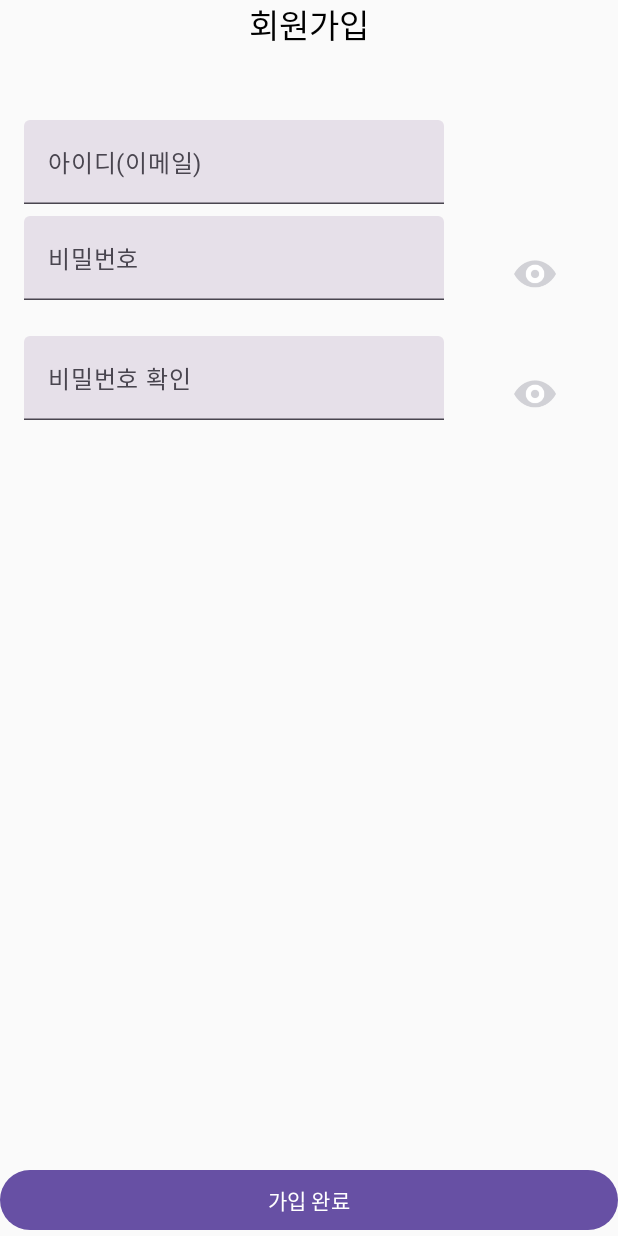
After one commit to SSUMC-7th/Android_A, an Android app built with Jetpack Compose: the SignUpActivity screen opened directly, with no data from a screen before it, on a phone screen of 412 x 824 dp. The commit adds this screen. Run offline under Robolectric (Android 15) with nearby library versions, the phone set to English and light mode, and no system bars; our stand-ins replace Firebase (no records; nobody signed in at launch, a user with empty details on screens opened directly).

Commit message:
[ike/#43] mission {feat. 회원가입, 로그인 화면 및 기능 추가}

```diff
--- a/app/build.gradle.kts
+++ b/app/build.gradle.kts
@@ -91,6 +91,7 @@ dependencies {
     // Firebase
     implementation(platform(libs.firebase.bom))
     implementation(libs.firebase.analytics)
+    implementation (libs.firebase.auth.ktx)
 
     // Hilt Dependency Injection
     implementation(libs.androidx.hilt.navigation.compose)
--- /dev/null
+++ b/app/src/main/java/umc/study/umc_7th/SignUpActivity.kt
@@ -0,0 +1,64 @@
+package umc.study.umc_7th
+
+import android.content.Intent
+import android.os.Bundle
+import android.util.Log
+import android.widget.Toast
+import androidx.activity.ComponentActivity
+import androidx.activity.compose.setContent
+import androidx.activity.viewModels
+import androidx.compose.runtime.Composable
+import androidx.compose.ui.platform.LocalContext
+import androidx.compose.ui.tooling.preview.Preview
+import umc.study.umc_7th.ui.composables.SignUp
+import umc.study.umc_7th.ui.viewmodel.SignUpViewModel
+
+class SignUpActivity : ComponentActivity() {
+
+    private val viewModel: SignUpViewModel by viewModels()
+
+    override fun onCreate(savedInstanceState: Bundle?) {
+        super.onCreate(savedInstanceState)
+        setContent {
+            SignUpScreen(
+                viewModel,
+                onNavigateToLogin = {
+                    val intent = Intent(this, LoginActivity::class.java)
+                    startActivity(intent)
+                    finish()
+                }
+            )
+        }
+    }
+}
+
+@Composable
+fun SignUpScreen(
+    viewModel: SignUpViewModel,
+    onNavigateToLogin: () -> Unit
+) {
+    val context = LocalContext.current
+
+    SignUp(
+        onSignUpClicked = { email, password, passwordCheck ->
+            viewModel.signUpWithEmail(email, password, passwordCheck) { success, result ->
+                if (success) {
+                    // Handle success (e.g., navigate to another screen)
+                    Log.d("SignUp", "JWT Token: $result")
+                    Toast.makeText(context, "회원가입에 성공했습니다.", Toast.LENGTH_SHORT).show()
+                    onNavigateToLogin()
+                } else {
+                    // Handle error (e.g., show a Toast)
+                    Log.d("SignUp", "Error: $result")
+                }
+            }
+        }
+    )
+}
+
+@Preview
+@Composable
+fun PreviewSignUpScreen() {
+    val viewModel = SignUpViewModel()
+    SignUpScreen(viewModel, onNavigateToLogin = {})
+}
--- a/app/src/main/java/umc/study/umc_7th/SongActivity.kt
+++ b/app/src/main/java/umc/study/umc_7th/SongActivity.kt
@@ -2,7 +2,6 @@ package umc.study.umc_7th
 
 import android.os.Bundle
 import androidx.activity.ComponentActivity
-
 import androidx.activity.compose.setContent
 import androidx.activity.viewModels
 import androidx.compose.foundation.layout.Column
--- /dev/null
+++ b/app/src/main/java/umc/study/umc_7th/ui/composables/SignUp.kt
@@ -0,0 +1,127 @@
+package umc.study.umc_7th.ui.composables
+
+import androidx.compose.foundation.layout.Box
+import androidx.compose.foundation.layout.Column
+import androidx.compose.foundation.layout.Spacer
+import androidx.compose.foundation.layout.fillMaxSize
+import androidx.compose.foundation.layout.fillMaxWidth
+import androidx.compose.foundation.layout.height
+import androidx.compose.foundation.layout.padding
+import androidx.compose.material3.Button
+import androidx.compose.material3.Icon
+import androidx.compose.material3.IconButton
+import androidx.compose.material3.MaterialTheme
+import androidx.compose.material3.Text
+import androidx.compose.material3.TextField
+import androidx.compose.runtime.Composable
+import androidx.compose.runtime.getValue
+import androidx.compose.runtime.mutableStateOf
+import androidx.compose.runtime.remember
+import androidx.compose.runtime.setValue
+import androidx.compose.ui.Alignment
+import androidx.compose.ui.Modifier
+import androidx.compose.ui.graphics.Color
+import androidx.compose.ui.res.painterResource
+import androidx.compose.ui.text.input.PasswordVisualTransformation
+import androidx.compose.ui.text.input.VisualTransformation
+import androidx.compose.ui.tooling.preview.Preview
+import androidx.compose.ui.unit.dp
+import umc.study.umc_7th.R
+
+@Composable
+fun SignUp(onSignUpClicked: (String, String, String) -> Unit) {
+    var email by remember { mutableStateOf("") }
+    var password by remember { mutableStateOf("") }
+    var passwordCheck by remember { mutableStateOf("") }
+    var isPasswordVisible by remember { mutableStateOf(false) }
+    var isPasswordCheckVisible by remember { mutableStateOf(false) }
+
+    Box(
+        modifier = Modifier.fillMaxSize()
+    ) {
+        Text(
+            text = "회원가입",
+            modifier = Modifier.align(Alignment.TopCenter),
+            style = MaterialTheme.typography.titleLarge
+        )
+    }
+
+    Column(
+        modifier = Modifier
+            .fillMaxSize()
+            .padding(top = 80.dp)
+            .padding(horizontal = 16.dp),
+    ) {
+        TextField(
+            value = email,
+            onValueChange = { email = it },
+            label = { Text("아이디(이메일)") }
+        )
+        Spacer(modifier = Modifier.height(8.dp))
+        Box(
+            modifier = Modifier
+                .fillMaxWidth()
+        ) {
+            TextField(
+                value = password,
+                onValueChange = { password = it },
+                label = { Text("비밀번호") },
+                visualTransformation = if (isPasswordVisible) VisualTransformation.None else PasswordVisualTransformation()
+            )
+            IconButton(
+                onClick = { isPasswordVisible = !isPasswordVisible },
+                modifier = Modifier
+                    .align(Alignment.CenterEnd)
+                    .padding(16.dp)
+            ) {
+                Icon(painter = painterResource(id = if (isPasswordVisible) R.drawable.btn_input_password_off else R.drawable.btn_input_password),
+                    contentDescription = "Toggle password visibility",
+                    tint = Color.Unspecified
+                )
+            }
+        }
+        Box(
+            modifier = Modifier
+                .fillMaxWidth()
+        ) {
+            TextField(
+                value = passwordCheck,
+                onValueChange = { passwordCheck = it },
+                label = { Text("비밀번호 확인") },
+                visualTransformation = if (isPasswordCheckVisible) VisualTransformation.None else PasswordVisualTransformation()
+            )
+            IconButton(
+                onClick = { isPasswordCheckVisible = !isPasswordCheckVisible },
+                modifier = Modifier
+                    .align(Alignment.CenterEnd)
+                    .padding(16.dp)
+            ) {
+                Icon(painter = painterResource(id = if (isPasswordCheckVisible) R.drawable.btn_input_password_off else R.drawable.btn_input_password),
+                    contentDescription = "Toggle password visibility",
+                    tint = Color.Unspecified
+                )
+            }
+        }
+    }
+    Box(
+        modifier = Modifier.fillMaxSize()
+    ) {
+        Button(
+            onClick = { onSignUpClicked(email, password, passwordCheck) },
+            modifier = Modifier
+                .fillMaxWidth()
+                .align(Alignment.BottomCenter)
+        ) {
+            Text("가입 완료")
+        }
+    }
+}
+
+@Preview
+@Composable
+fun PreviewSignUp() {
+    SignUp(
+        onSignUpClicked = { email, password, passwordCheck ->
+        // Handle sign-up logic here
+    })
+}
--- a/gradle/libs.versions.toml
+++ b/gradle/libs.versions.toml
@@ -6,6 +6,7 @@ circleindicator = "2.1.6"
 converterGson = "2.9.0"
 core = "1.15.0"
 coreKtxVersion = "1.14.0"
+firebaseAuthKtx = "23.1.0"
 firebaseBom = "33.5.1"
 fragmentKtx = "1.8.5"
 glide = "4.14.2"
@@ -68,6 +69,7 @@ circleindicator = { module = "me.relex:circleindicator", version.ref = "circlein
 converter-gson = { module = "com.squareup.retrofit2:converter-gson", version.ref = "converterGson" }
 converter-scalars = { module = "com.squareup.retrofit2:converter-scalars", version.ref = "converterGson" }
 firebase-analytics = { module = "com.google.firebase:firebase-analytics" }
+firebase-auth-ktx = { module = "com.google.firebase:firebase-auth-ktx", version.ref = "firebaseAuthKtx" }
 firebase-bom = { module = "com.google.firebase:firebase-bom", version.ref = "firebaseBom" }
 glide = { module = "com.github.bumptech.glide:glide", version.ref = "glide" }
 google-accompanist-pager = { module = "com.google.accompanist:accompanist-pager", version.ref = "googleAccompanistPager" }
```
Also changed, not shown: app/src/main/AndroidManifest.xml (+11 -2 lines), app/src/main/java/umc/study/umc_7th/LoginActivity.kt (added, +69 -0 lines), app/src/main/java/umc/study/umc_7th/ui/composables/Login.kt (added, +186 -0 lines), app/src/main/java/umc/study/umc_7th/ui/screen/AlbumFragment.kt (+11 -6 lines), app/src/main/java/umc/study/umc_7th/ui/viewmodel/LoginViewModel.kt (added, +20 -0 lines), app/src/main/java/umc/study/umc_7th/ui/viewmodel/MockMusicViewModel.kt (+10 -0 lines), app/src/main/java/umc/study/umc_7th/ui/viewmodel/MusicViewModel.kt (+11 -0 lines), app/src/main/java/umc/study/umc_7th/ui/viewmodel/SignUpViewModel.kt (added, +32 -0 lines).
